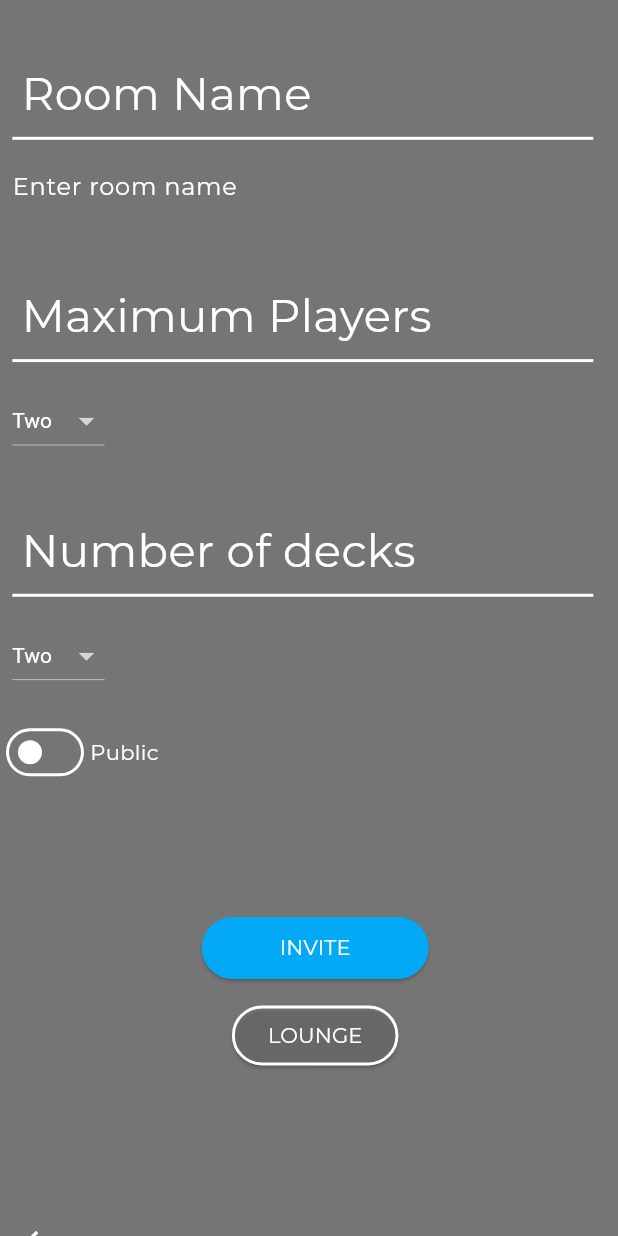
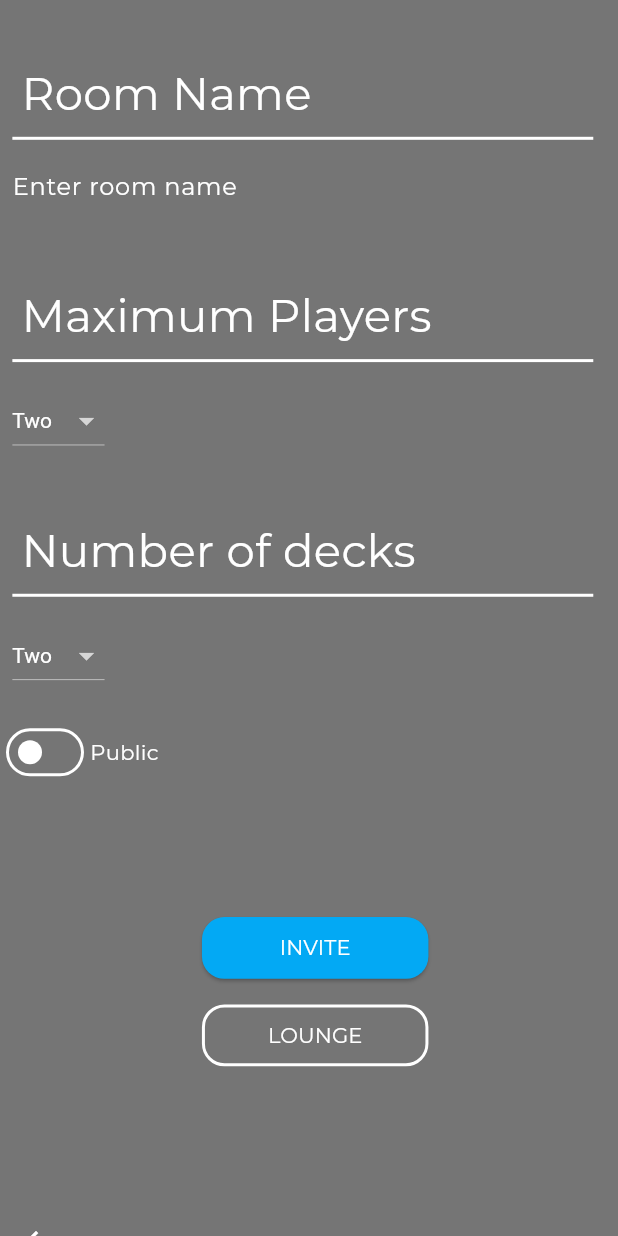
Before and after one commit to jeffrgh/bank_game, a Flutter app: the CreateRoomScreen screen opened directly, on a phone screen of 412 x 824 dp. Run offline on Flutter 3.47's test engine with Material 2 defaults, Android fonts, the phone set to English and light mode, and no system bars; network calls fail; project files that could hold a hidden picture were left out.

Commit message:
Fixed Elevated Button issues in CreateRoomScreen

```diff
--- a/lib/screens/createroomscreen.dart
+++ b/lib/screens/createroomscreen.dart
@@ -228,6 +228,7 @@ class _CreateRoomScreenState extends State<CreateRoomScreen> {
                 left: MediaQuery.of(context).size.width * 0.02,
               ),
               child: !inviteLinkCopied
+                  // ignore: deprecated_member_use
                   ? ElevatedButton(
                       onPressed: () {
                         setState(() {
@@ -245,20 +246,26 @@ class _CreateRoomScreenState extends State<CreateRoomScreen> {
                         width: MediaQuery.of(context).size.width * 0.25,
                         height: MediaQuery.of(context).size.height * 0.05,
                       ),
-                      style: ElevatedButton.styleFrom(
-                        shape: RoundedRectangleBorder(
+                      style: ButtonStyle(
+                        shape: MaterialStateProperty.all(
+                          RoundedRectangleBorder(
                             side: const BorderSide(
-                            color: Colors.lightBlue,
                               width: 2,
+                              color: Colors.transparent,
                             ),
                             borderRadius: BorderRadius.circular(
-                            25,
+                              15,
                             ),
                           ),
-                        primary: Colors.lightBlue,
-                        onPrimary: Colors.white,
                         ),
-                    )
+                        backgroundColor: MaterialStateProperty.all(
+                          Colors.lightBlue,
+                        ),
+                        foregroundColor: MaterialStateProperty.all(
+                          Colors.white,
+                        ),
+                      ))
+                  // ignore: deprecated_member_use
                   : ElevatedButton(
                       child: SizedBox(
                         child: const Align(
@@ -272,18 +279,24 @@ class _CreateRoomScreenState extends State<CreateRoomScreen> {
                         height: MediaQuery.of(context).size.height * 0.05,
                       ),
                       onPressed: null,
-                      style: ElevatedButton.styleFrom(
-                        shape: RoundedRectangleBorder(
+                      style: ButtonStyle(
+                        shape: MaterialStateProperty.all(
+                          RoundedRectangleBorder(
                             side: const BorderSide(
                               color: Colors.lightBlue,
                               width: 2,
                             ),
                             borderRadius: BorderRadius.circular(
-                            25,
+                              15,
                             ),
                           ),
-                        primary: Colors.transparent,
-                        onPrimary: Colors.white,
+                        ),
+                        backgroundColor: MaterialStateProperty.all(
+                          Colors.transparent,
+                        ),
+                        foregroundColor: MaterialStateProperty.all(
+                          Colors.white,
+                        ),
                       ),
                     ),
             ),
@@ -296,8 +309,15 @@ class _CreateRoomScreenState extends State<CreateRoomScreen> {
               ),
               child: ElevatedButton(
                 onPressed: () {},
-                child: const Text(
+                child: SizedBox(
+                  child: const Align(
+                    child: Text(
                       'LOUNGE',
+                    ),
+                    alignment: Alignment.center,
+                  ),
+                  width: MediaQuery.of(context).size.width * 0.25,
+                  height: MediaQuery.of(context).size.height * 0.05,
                 ),
                 style: ButtonStyle(
                   shape: MaterialStateProperty.all(
@@ -307,15 +327,18 @@ class _CreateRoomScreenState extends State<CreateRoomScreen> {
                         width: 2,
                       ),
                       borderRadius: BorderRadius.circular(
-                        25,
+                        15,
                       ),
                     ),
                   ),
                   backgroundColor: MaterialStateProperty.all(
-                    const Color.fromARGB(30, 237, 237, 237),
+                    Colors.transparent,
                   ),
                   foregroundColor: MaterialStateProperty.all(
                     Colors.white,
+                  ),
+                  elevation: MaterialStateProperty.all(
+                    0,
                   ),
                 ),
               ),
```
Also changed, not shown: 1 other file. Lines whose indentation alone changed are shown as unchanged.
